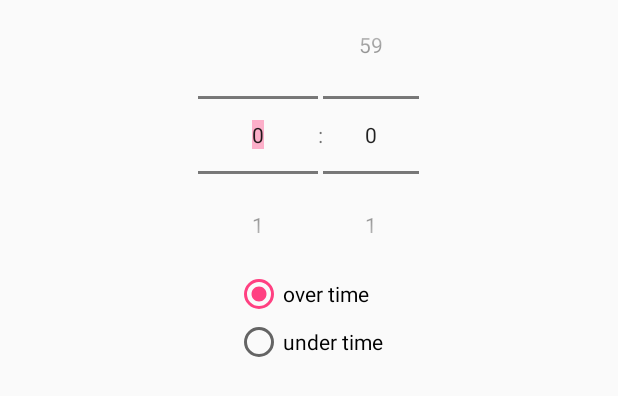
After one commit to rafalmag/WorkTimeTracer, an Android app: the layout overtime.xml on its own in the app's theme, with its tools: preview values and no code run, on a phone screen of 412 x 824 dp. The commit adds this screen. Shown: the top 396 px of the screen. Run offline under Robolectric (Android 15) with nearby library versions, the phone set to English and light mode, and no system bars.

Commit message:
overTimePreferences refactored to use fragments and xml layout

```diff
--- a/app/build.gradle
+++ b/app/build.gradle
@@ -7,7 +7,7 @@ android {
 
     defaultConfig {
         applicationId "pl.rafalmag.worktimetracker"
-        minSdkVersion 16
+        minSdkVersion 17
         targetSdkVersion 23
         versionCode 1
         versionName "1.0"
--- a/app/src/main/AndroidManifest.xml
+++ b/app/src/main/AndroidManifest.xml
@@ -18,7 +18,7 @@
                 <category android:name="android.intent.category.LAUNCHER" />
             </intent-filter>
         </activity>
-        <activity android:name="PreferencesActivity"
+        <activity android:name="pl.rafalmag.worktimetracker.SettingsActivity"
             android:label="@string/action_settings"/>
     </application>
 
--- /dev/null
+++ b/app/src/main/java/pl/rafalmag/worktimetracker/MinMaxNumberPicker.java
@@ -0,0 +1,32 @@
+package pl.rafalmag.worktimetracker;
+
+import android.annotation.TargetApi;
+import android.content.Context;
+import android.os.Build;
+import android.util.AttributeSet;
+import android.widget.NumberPicker;
+
+@TargetApi(Build.VERSION_CODES.HONEYCOMB)//For backward-compability
+public class MinMaxNumberPicker extends NumberPicker {
+
+    public MinMaxNumberPicker(Context context) {
+        super(context);
+    }
+
+    public MinMaxNumberPicker(Context context, AttributeSet attrs) {
+        super(context, attrs);
+        processAttributeSet(attrs);
+    }
+
+    public MinMaxNumberPicker(Context context, AttributeSet attrs, int defStyle) {
+        super(context, attrs, defStyle);
+        processAttributeSet(attrs);
+    }
+
+    private void processAttributeSet(AttributeSet attrs) {
+        //This method reads the parameters given in the xml file and sets the properties according to it
+        setMinValue(attrs.getAttributeIntValue(null, "minValue", 0));
+        setMaxValue(attrs.getAttributeIntValue(null, "maxValue", 0));
+        setWrapSelectorWheel(attrs.getAttributeBooleanValue(null, "wrapSelectorWheel", true));
+    }
+}
--- a/app/src/main/java/pl/rafalmag/worktimetracker/PreferencesActivity.java
+++ b/app/src/main/java/pl/rafalmag/worktimetracker/SettingsFragment.java
@@ -2,8 +2,9 @@ package pl.rafalmag.worktimetracker;
 
 import android.os.Bundle;
 import android.preference.PreferenceActivity;
+import android.preference.PreferenceFragment;
 
-public class PreferencesActivity extends PreferenceActivity {
+public class SettingsFragment extends PreferenceFragment  {
 
     @Override
     public void onCreate(Bundle savedInstanceState) {
--- /dev/null
+++ b/app/src/main/res/layout/overtime.xml
@@ -0,0 +1,60 @@
+<?xml version="1.0" encoding="utf-8"?>
+<LinearLayout xmlns:android="http://schemas.android.com/apk/res/android"
+    android:layout_width="match_parent"
+    android:layout_height="match_parent"
+    android:gravity="center_horizontal"
+    android:orientation="vertical">
+
+    <LinearLayout
+        android:layout_width="wrap_content"
+        android:layout_height="wrap_content"
+
+        android:orientation="horizontal">
+
+        <!-- max value infinite -->
+        <pl.rafalmag.worktimetracker.MinMaxNumberPicker
+            android:id="@+id/hourPicker"
+            android:layout_width="wrap_content"
+            android:layout_height="wrap_content"
+            android:focusable="false"
+            minValue="0"
+            maxValue="2147483646"
+            wrapSelectorWheel="false"
+            />
+
+        <TextView
+            android:layout_width="wrap_content"
+            android:layout_height="match_parent"
+            android:gravity="center"
+            android:text=":"
+            android:textAlignment="center" />
+
+        <pl.rafalmag.worktimetracker.MinMaxNumberPicker
+            android:id="@+id/minutePicker"
+            android:layout_width="wrap_content"
+            android:layout_height="wrap_content"
+            android:focusable="false"
+            minValue="0"
+            maxValue="59"/>
+    </LinearLayout>
+
+    <RadioGroup
+        android:id="@+id/overUnderRadio"
+        android:layout_width="wrap_content"
+        android:layout_height="wrap_content">
+
+        <RadioButton
+            android:id="@+id/overTimeButton"
+            android:layout_width="wrap_content"
+            android:layout_height="wrap_content"
+            android:checked="true"
+            android:text="over time" />
+
+        <RadioButton
+            android:id="@+id/underTimeButton"
+            android:layout_width="wrap_content"
+            android:layout_height="wrap_content"
+            android:text="under time" />
+    </RadioGroup>
+
+</LinearLayout>
```
Also changed, not shown: app/src/main/java/pl/rafalmag/worktimetracker/OverTimePreference.java (+62 -126 lines), app/src/main/java/pl/rafalmag/worktimetracker/SettingsActivity.java (added, +16 -0 lines), app/src/main/java/pl/rafalmag/worktimetracker/WorkTimeTracker.java (+6 -4 lines).
